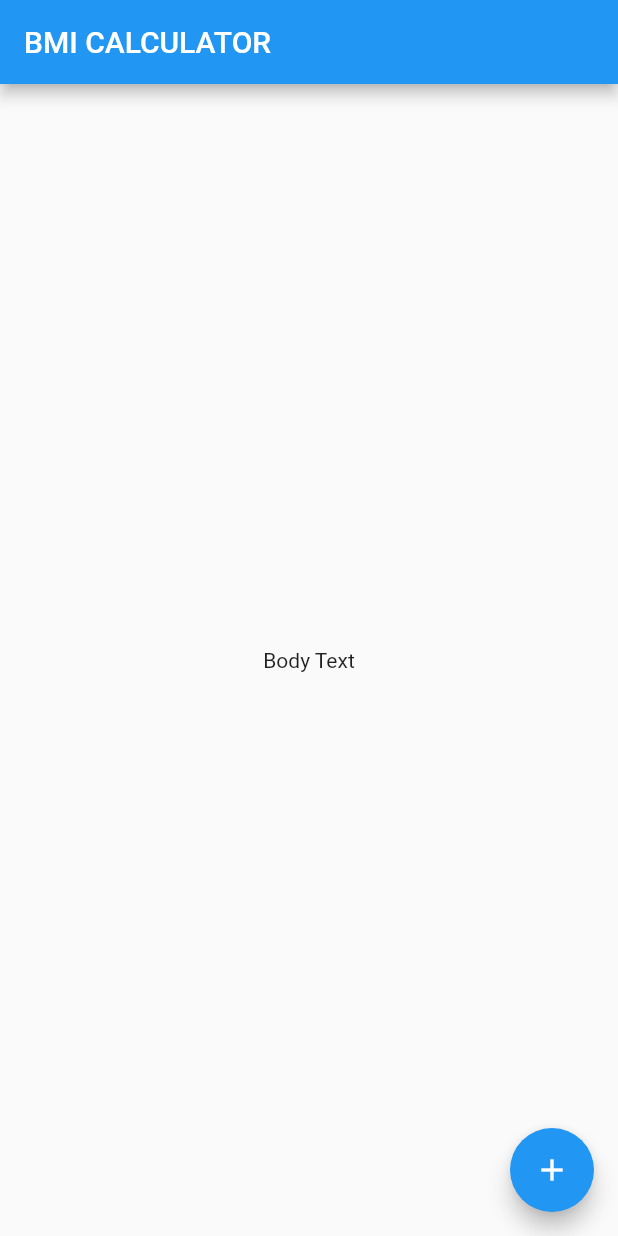
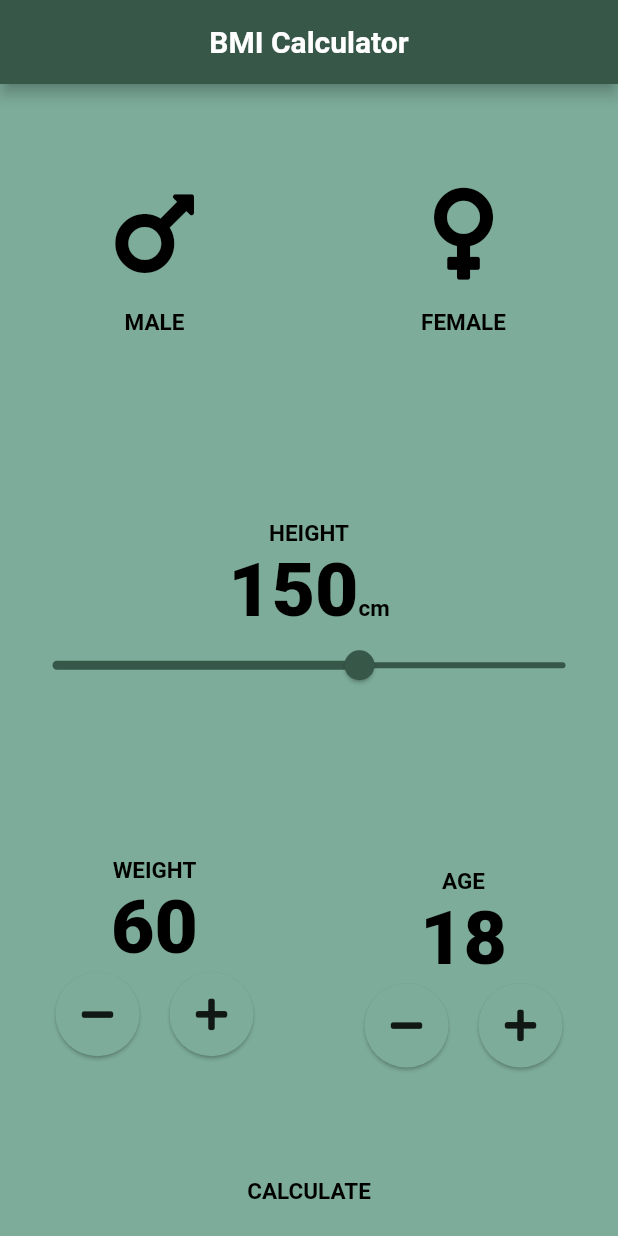
Before and after one commit to londonappbrewery/bmi-calculator-flutter, a Flutter app: the screen it shows after launch, on a phone screen of 412 x 824 dp. Run offline on Flutter 3.47's test engine with Material 2 defaults, Android fonts, the phone set to English and light mode, and no system bars; our stand-ins replace font_awesome_flutter.

Commit message:
modified ui

```diff
--- /dev/null
+++ b/lib/components/Round_icon.dart
@@ -0,0 +1,22 @@
+import 'package:flutter/material.dart';
+
+class RoundIconButton extends StatelessWidget {
+  RoundIconButton({ this.icon, @required this.onPressed});
+  final Function onPressed;
+  final IconData icon;
+  @override
+  Widget build(BuildContext context) {
+    return RawMaterialButton(
+      child: Icon(icon),
+      onPressed: onPressed,
+      constraints: BoxConstraints.tightFor(
+        width: 56.0,
+        height: 56.0,
+      ),
+      // disabledElevation: 5,
+      elevation: 1,
+      shape: CircleBorder(),
+      fillColor: Color(0xFF7DAC9A),
+    );
+  }
+}
--- /dev/null
+++ b/lib/components/bottom_button.dart
@@ -0,0 +1,31 @@
+import 'package:flutter/material.dart';
+import 'package:bmi_calculator/constants.dart';
+
+class BottomButton extends StatelessWidget {
+  BottomButton({@required this.onTap, @required this.buttonTitle});
+
+  final Function onTap;
+  final String buttonTitle;
+
+  @override
+  Widget build(BuildContext context) {
+    return GestureDetector(
+      onTap: onTap,
+      child: Container(
+        color: kBottomContainerColour,
+        margin: EdgeInsets.only(top: 10.0),
+        width: double.infinity,
+        height: kBottomContainerHeight,
+        child: Row(
+          mainAxisAlignment: MainAxisAlignment.center,
+          children: <Widget>[
+            Text(
+              buttonTitle,
+              style: klabeltextStyle,
+            ),
+          ],
+        ),
+      ),
+    );
+  }
+}
--- /dev/null
+++ b/lib/components/icon_content.dart
@@ -0,0 +1,28 @@
+import 'package:bmi_calculator/constants.dart';
+import 'package:flutter/material.dart';
+
+class IconContent extends StatelessWidget {
+  IconContent({this.icon, this.label});
+  final IconData icon;
+  final String label;
+  @override
+  Widget build(BuildContext context) {
+    return Column(
+      mainAxisAlignment: MainAxisAlignment.center,
+      children: <Widget>[
+        Icon(
+          icon,
+          size: 70.0,
+          color: Colors.black,
+        ),
+        SizedBox(
+          height: 15.0,
+        ),
+        Text(
+          label,
+          style: klabeltextStyle,
+        )
+      ],
+    );
+  }
+}
--- /dev/null
+++ b/lib/components/reusable_card.dart
@@ -0,0 +1,23 @@
+import 'package:flutter/material.dart';
+
+class ReusableCard extends StatelessWidget {
+  ReusableCard({this.colour, this.cardChild, this.onPress});
+  final Color colour;
+  final Widget cardChild;
+  final Function onPress;
+
+  @override
+  Widget build(BuildContext context) {
+    return GestureDetector(
+      onTap: onPress,
+      child: Container(
+        child: cardChild,
+        margin: EdgeInsets.all(15.0),
+        decoration: BoxDecoration(
+          color: colour,
+          borderRadius: BorderRadius.circular(30.0),
+        ),
+      ),
+    );
+  }
+}
--- /dev/null
+++ b/lib/constants.dart
@@ -0,0 +1,49 @@
+import 'package:flutter/material.dart';
+
+const kBottomContainerHeight = 60.0;
+const kinactiveCardColor = Color(0xFF7DAC9A); //1
+const kactiveCardColor = Color(0xFF375748); //2 background
+const klabeltextStyle = TextStyle(
+  fontSize: 15.0,
+  color: Colors.black,
+  fontWeight: FontWeight.bold,
+);
+const kBottomContainerColour = Color(0xFF7DAC9A);
+
+const kNumberTextStyle =
+    TextStyle(fontSize: 50.0, color: Colors.black, fontWeight: FontWeight.w900);
+
+const kSubmitlabeltextStyle = TextStyle(
+  fontSize: 20.0,
+  color: Colors.white,
+  fontWeight: FontWeight.bold,
+);
+
+const kTitleTextStyle = TextStyle(
+  fontSize: 40.0,
+  color: Colors.black,
+  fontWeight: FontWeight.bold,
+  fontStyle: FontStyle.italic,
+);
+
+const kresultTextStyle = TextStyle(
+  color: Color(0xFF375748),
+  fontSize: 22.0,
+  fontWeight: FontWeight.bold,
+);
+
+const kBMITextStyle = TextStyle(
+  fontSize: 100.0,
+  fontWeight: FontWeight.bold,
+  color: Colors.black,
+);
+
+const kBodytextStyle =
+    TextStyle(fontSize: 22.0, color: Colors.black, fontStyle: FontStyle.italic);
+
+const kInstTextStyle = TextStyle(
+  fontSize: 15.0 ,
+  color: Color(0xFF375748),
+  fontWeight: FontWeight.bold,
+  fontStyle: FontStyle.normal,
+);
--- /dev/null
+++ b/lib/function.dart
@@ -0,0 +1,35 @@
+import 'dart:math';
+
+class CalculateBrain {
+  CalculateBrain({this.height, this.weight});
+
+  final int height;
+  final int weight;
+
+  double _bmi;
+
+  String calculateBMI() {
+    _bmi = weight / pow(height / 100, 2);
+    return _bmi.toStringAsFixed(1);
+  }
+
+  String getResults() {
+    if (_bmi >= 25) {
+      return 'Overweight';
+    } else if (_bmi > 18.5) {
+      return 'Normal';
+    } else {
+      return 'Underweight';
+    }
+  }
+
+  String getInterpretation() {
+    if (_bmi >= 25) {
+      return 'Your Weight is Greater then Normal \n Exercise More  !!';
+    } else if (_bmi >= 18.5) {
+      return 'Normal Body Weight .  \n Good Job  !!';
+    } else {
+      return 'Your Weight is Lesser then Normal  \n Eat More  !! ';
+    }
+  }
+}
--- a/lib/main.dart
+++ b/lib/main.dart
@@ -1,4 +1,5 @@
 import 'package:flutter/material.dart';
+import 'screens/input_page.dart';
 
 void main() => runApp(BMICalculator());
 
@@ -6,29 +7,15 @@ class BMICalculator extends StatelessWidget {
   @override
   Widget build(BuildContext context) {
     return MaterialApp(
+      theme: ThemeData(
+          primaryColor: Color(0xFF375748), //dark grennish 0xFF375748
+          scaffoldBackgroundColor: Color(0xFF7DAC9A), //faint0XFF7DAC9A
+          accentColor: Colors.green,
+          textTheme: TextTheme(
+            body1: TextStyle(color: Color(0xFFFFFFFF)),
+          )),
+      debugShowCheckedModeBanner: false,
       home: InputPage(),
     );
   }
 }
-
-class InputPage extends StatefulWidget {
-  @override
-  _InputPageState createState() => _InputPageState();
-}
-
-class _InputPageState extends State<InputPage> {
-  @override
-  Widget build(BuildContext context) {
-    return Scaffold(
-      appBar: AppBar(
-        title: Text('BMI CALCULATOR'),
-      ),
-      body: Center(
-        child: Text('Body Text'),
-      ),
-      floatingActionButton: FloatingActionButton(
-        child: Icon(Icons.add),
-      ),
-    );
-  }
-}
--- /dev/null
+++ b/lib/screens/input_page.dart
@@ -0,0 +1,285 @@
+import 'package:flutter/material.dart';
+import 'package:flutter/services.dart';
+import 'package:font_awesome_flutter/font_awesome_flutter.dart';
+import 'result_page.dart';
+import 'package:bmi_calculator/constants.dart';
+import 'package:bmi_calculator/components/icon_content.dart';
+import 'package:bmi_calculator/components/reusable_card.dart';
+import 'package:bmi_calculator/components/Round_icon.dart';
+import 'package:bmi_calculator/components/bottom_button.dart';
+import 'package:bmi_calculator/function.dart';
+
+enum Gender { male, female }
+
+class InputPage extends StatefulWidget {
+  @override
+  _InputPageState createState() => _InputPageState();
+}
+
+class _InputPageState extends State<InputPage> {
+  Gender selectedgender;
+  int height = 150;
+  int weight = 60;
+  int age = 18;
+  //RangeValues values = RangeValues(1, 250);
+  // RangeLabels labels = RangeLabels('1', '100');
+  // Color maleCardColor = inactiveCardColor;
+  // Color femaleCardColor = inactiveCardColor;
+  // //1 = male 2= female
+  // void updateColor(Gender selectedgender) {
+  //   if (selectedgender == Gender.male) {
+  //     if (maleCardColor == inactiveCardColor) {
+  //       maleCardColor = activeCardColor;
+  //       femaleCardColor = inactiveCardColor;
+  //     } else {
+  //       maleCardColor = inactiveCardColor;
+  //     }
+  //   }
+  //   if (selectedgender == Gender.female) {
+  //     if (femaleCardColor == inactiveCardColor) {
+  //       femaleCardColor = activeCardColor;
+  //       maleCardColor = inactiveCardColor;
+  //     } else {
+  //       femaleCardColor = inactiveCardColor;
+  //     }
+  //   }
+  // }
+
+  @override
+  Widget build(BuildContext context) {
+    SystemChrome.setSystemUIOverlayStyle(SystemUiOverlayStyle(
+      statusBarColor: Colors.transparent,
+      statusBarBrightness: Brightness.light,
+    ));
+
+    return Scaffold(
+      appBar: AppBar(
+        title: Center(
+          child: Text('BMI Calculator', style: kSubmitlabeltextStyle),
+        ),
+      ),
+      body: Column(
+        crossAxisAlignment: CrossAxisAlignment.stretch,
+        children: <Widget>[
+          Expanded(
+              child: Row(
+            children: <Widget>[
+              Expanded(
+                child: GestureDetector(
+                  onTap: () {
+                    setState(() {
+                      //updateColor(Gender.male);
+                      selectedgender = Gender.male;
+                    });
+                    print('Male card ');
+                  },
+                  child: ReusableCard(
+                    onPress: () {
+                      setState(() {
+                        selectedgender = Gender.male;
+                      });
+                    },
+                    colour: selectedgender == Gender.male
+                        ? kactiveCardColor
+                        : kinactiveCardColor,
+                    cardChild: IconContent(
+                      icon: FontAwesomeIcons.mars,
+                      label: 'MALE',
+                    ),
+                  ),
+                ),
+              ),
+              Expanded(
+                child: GestureDetector(
+                  onTap: () {
+                    setState(() {
+                      selectedgender = Gender.female;
+                    });
+                    print('Female card ');
+                  },
+                  child: ReusableCard(
+                    onPress: () {
+                      setState(() {
+                        selectedgender = Gender.female;
+                      });
+                    },
+                    colour: selectedgender == Gender.female
+                        ? kactiveCardColor
+                        : kinactiveCardColor,
+                    cardChild: IconContent(
+                      icon: FontAwesomeIcons.venus,
+                      label: 'FEMALE',
+                    ),
+                  ),
+                ),
+              ),
+            ],
+          )),
+          Expanded(
+            child: ReusableCard(
+              cardChild: Column(
+                mainAxisAlignment: MainAxisAlignment.center,
+                children: <Widget>[
+                  Text('HEIGHT', style: klabeltextStyle),
+                  Row(
+                    mainAxisAlignment: MainAxisAlignment.center,
+                    crossAxisAlignment: CrossAxisAlignment.baseline,
+                    textBaseline: TextBaseline.alphabetic,
+                    children: <Widget>[
+                      Text(
+                        height.toString(),
+                        style: kNumberTextStyle,
+                      ),
+                      Text(
+                        'cm',
+                        style: klabeltextStyle,
+                      )
+                    ],
+                  ),
+                  SliderTheme(
+                    data: SliderTheme.of(context).copyWith(
+                      inactiveTickMarkColor: Color(0xFF7DAC9A),
+                      activeTickMarkColor: Color(0xFF7DAC9A),
+                      thumbColor: Color(0xFF7DAC9A),
+                      overlayColor: Color(0xFF7DAC9A),
+                      thumbShape:
+                          RoundSliderThumbShape(enabledThumbRadius: 10.0),
+                      overlayShape:
+                          RoundSliderOverlayShape(overlayRadius: 20.0),
+                    ),
+                    child: Slider(
+                      value: height.toDouble(),
+                      min: 1,
+                      max: 250,
+                      activeColor: Color(0xFF375748),
+                      inactiveColor: Color(0xFF375748),
+                      onChanged: (double newValue) {
+                        setState(() {
+                          height = newValue.round();
+                        });
+                      },
+                    ),
+                  ),
+                ],
+              ),
+              colour: Color(0xFF7DAC9A),
+            ),
+          ),
+          Expanded(
+            child: Row(
+              mainAxisAlignment: MainAxisAlignment.center,
+              children: <Widget>[
+                Expanded(
+                  child: ReusableCard(
+                    cardChild: Column(
+                      mainAxisAlignment: MainAxisAlignment.center,
+                      children: <Widget>[
+                        Text(
+                          'WEIGHT',
+                          style: klabeltextStyle,
+                        ),
+                        Text(
+                          weight.toString(),
+                          style: kNumberTextStyle,
+                        ),
+                        Row(
+                          mainAxisAlignment: MainAxisAlignment.center,
+                          children: <Widget>[
+                            RoundIconButton(
+                              icon: FontAwesomeIcons.minus,
+                              onPressed: () {
+                                setState(() {
+                                  weight--;
+                                });
+                              },
+                            ),
+                            SizedBox(
+                              height: 15.0,
+                              width: 20.0,
+                            ),
+                            RoundIconButton(
+                              icon: FontAwesomeIcons.plus,
+                              onPressed: () {
+                                setState(() {
+                                  weight++;
+                                });
+                              },
+                            ),
+                          ],
+                        ),
+                      ],
+                    ),
+                    colour: Color(0xFF7DAC9A),
+                  ),
+                ),
+                Expanded(
+                  child: ReusableCard(
+                    cardChild: Column(
+                      mainAxisAlignment: MainAxisAlignment.center,
+                      children: <Widget>[
+                        SizedBox(
+                          height: 15.0,
+                        ),
+                        Text(
+                          'AGE',
+                          style: klabeltextStyle,
+                        ),
+                        Text(
+                          age.toString(),
+                          style: kNumberTextStyle,
+                        ),
+                        Row(
+                          mainAxisAlignment: MainAxisAlignment.center,
+                          children: <Widget>[
+                            RoundIconButton(
+                              icon: FontAwesomeIcons.minus,
+                              onPressed: () {
+                                setState(() {
+                                  age--;
+                                });
+                              },
+                            ),
+                            SizedBox(
+                              height: 15.0,
+                              width: 20.0,
+                            ),
+                            RoundIconButton(
+                              icon: FontAwesomeIcons.plus,
+                              onPressed: () {
+                                setState(() {
+                                  age++;
+                                });
+                              },
+                            ),
+                          ],
+                        ),
+                      ],
+                    ),
+                    colour: Color(0xFF7DAC9A),
+                  ),
+                ),
+              ],
+            ),
+          ),
+         BottomButton(
+            buttonTitle: 'CALCULATE',
+            onTap: () {
+              CalculateBrain calc =
+                  CalculateBrain(height: height, weight: weight);
+              Navigator.push(
+                context,
+                MaterialPageRoute(
+                  builder: (context) => ResultPage(
+                    bmiResults: calc.calculateBMI(),
+                    resultText: calc.getResults(),
+                    intrepretation: calc.getInterpretation(),
+                  ),
+                ),
+              );
+            },
+          ),
+        ],
+      ),
+    );
+  }
+}
--- a/pubspec.yaml
+++ b/pubspec.yaml
@@ -11,6 +11,7 @@ dependencies:
     sdk: flutter
 
   cupertino_icons: ^0.1.2
+  font_awesome_flutter: ^8.4.0
 
 dev_dependencies:
   flutter_test:
```
Also changed, not shown: lib/screens/result_page.dart (added, +67 -0 lines), 1.png (added), 2.png (added), 5 other files.
